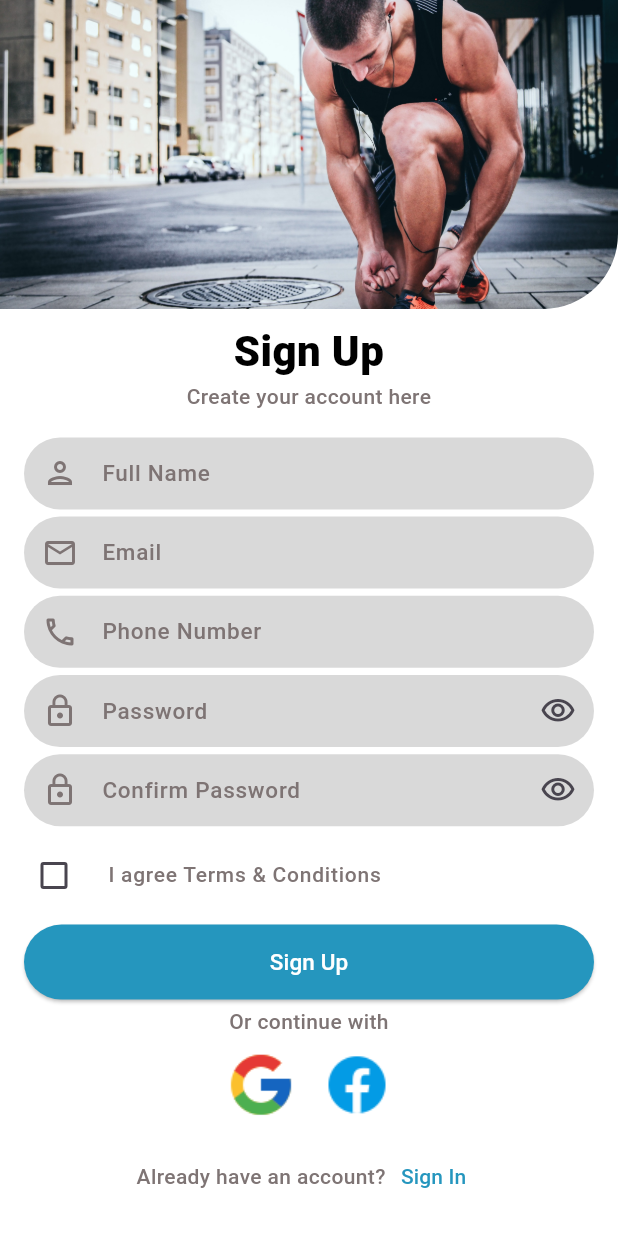
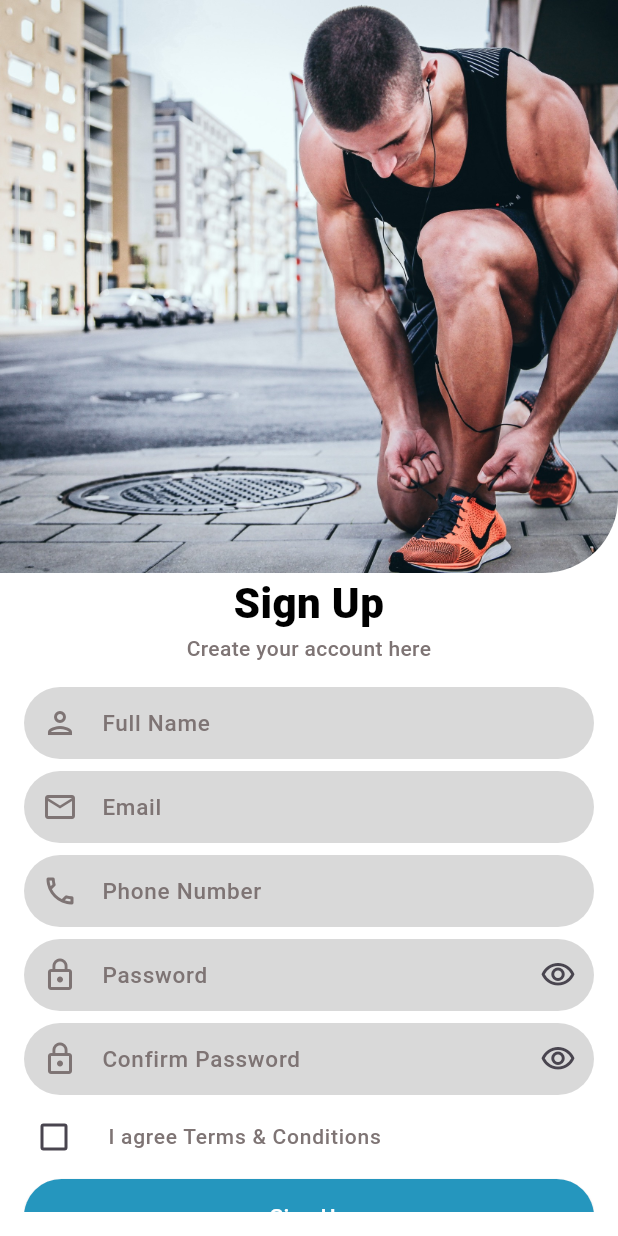
Before and after one commit to ADNAthukorala/smart_personal_coach, a Flutter app: the SignUpScreen screen opened directly, on a phone screen of 412 x 824 dp. Run offline on Flutter 3.47's test engine with Material 3 defaults, Android fonts, the phone set to English and light mode, and no system bars.

Commit message:
Changed sign up screen

```diff
--- a/lib/main.dart
+++ b/lib/main.dart
@@ -1,5 +1,6 @@
 import 'package:flutter/material.dart';
 import 'package:smart_personal_coach/components/constants.dart';
+import 'package:smart_personal_coach/screens/signup_screen.dart';
 import 'package:smart_personal_coach/screens/welcome_screen.dart';
 
 void main() {
@@ -16,7 +17,7 @@ class MyApp extends StatelessWidget {
         scaffoldBackgroundColor: kWhiteThemeColor,
         appBarTheme: const AppBarTheme(backgroundColor: kWhiteThemeColor),
       ),
-      home: const WelcomeScreen(),
+      home: const SignUpScreen(),
     );
   }
 }
--- a/lib/screens/signup_screen.dart
+++ b/lib/screens/signup_screen.dart
@@ -30,34 +30,39 @@ class _SignUpScreenState extends State<SignUpScreen> {
   @override
   Widget build(BuildContext context) {
     return Scaffold(
-      resizeToAvoidBottomInset: false,
+      /// Body of the screen
       body: Column(
         children: [
-          //Top image of sign up screen
-          const Flexible(
-            flex: 1,
+          /// Top image container
+          const Expanded(
             child: TopImage(imageUrl: 'images/signup_screen_image.jpg'),
           ),
-          //Bottom components of sign up screen
-          Flexible(
-            flex: 3,
-            //Adding padding to the bottom area
-            child: Padding(
-              padding: const EdgeInsets.fromLTRB(
-                  kPadding16, kPadding8, kPadding16, kPadding16),
-              child: Column(
-                mainAxisAlignment: MainAxisAlignment.spaceBetween,
-                children: [
-                  // Title and description
-                  const TitleAndDescriptionHolder(
+
+          /// The Title and the description holder
+          const SizedBox(
+            child: TitleAndDescriptionHolder(
               title: 'Sign Up',
               description: 'Create your account here',
             ),
-                  // Adding space between the title and the full name text field
-                  const SizedBox(height: 8.0),
-                  //Adding a text field to get the full name
-                  TextFormField(
-                    decoration: kSignInSignUpTextFormFieldDecorations.copyWith(
+          ),
+
+          /// Bottom components holder
+          Expanded(
+            child: Padding(
+              padding: const EdgeInsets.only(
+                top: kPadding8,
+                left: kPadding16,
+                right: kPadding16,
+                bottom: kPadding16,
+              ),
+              child: ListView(
+                children: [
+                  /// Get the user's full name
+                  Padding(
+                    padding: const EdgeInsets.only(top: kPadding8),
+                    child: TextFormField(
+                      decoration:
+                          kSignInSignUpTextFormFieldDecorations.copyWith(
                         hintText: 'Full Name',
                         prefixIcon: const Icon(
                           Icons.person_outlined,
@@ -65,9 +70,14 @@ class _SignUpScreenState extends State<SignUpScreen> {
                         ),
                       ),
                     ),
-                  //Adding a text field to get the email
-                  TextFormField(
-                    decoration: kSignInSignUpTextFormFieldDecorations.copyWith(
+                  ),
+
+                  /// Get the user's email
+                  Padding(
+                    padding: const EdgeInsets.only(top: kPadding8),
+                    child: TextFormField(
+                      decoration:
+                          kSignInSignUpTextFormFieldDecorations.copyWith(
                         hintText: 'Email',
                         prefixIcon: const Icon(
                           Icons.email_outlined,
@@ -76,9 +86,14 @@ class _SignUpScreenState extends State<SignUpScreen> {
                       ),
                       keyboardType: TextInputType.emailAddress,
                     ),
-                  //Adding a text field to get the phone number
-                  TextFormField(
-                    decoration: kSignInSignUpTextFormFieldDecorations.copyWith(
+                  ),
+
+                  /// Get the user's phone number
+                  Padding(
+                    padding: const EdgeInsets.only(top: kPadding8),
+                    child: TextFormField(
+                      decoration:
+                          kSignInSignUpTextFormFieldDecorations.copyWith(
                         hintText: 'Phone Number',
                         prefixIcon: const Icon(
                           Icons.phone_outlined,
@@ -87,9 +102,14 @@ class _SignUpScreenState extends State<SignUpScreen> {
                       ),
                       keyboardType: TextInputType.number,
                     ),
-                  //Adding a text field to get the password
-                  TextFormField(
-                    decoration: kSignInSignUpTextFormFieldDecorations.copyWith(
+                  ),
+
+                  /// Get the user's password
+                  Padding(
+                    padding: const EdgeInsets.only(top: kPadding8),
+                    child: TextFormField(
+                      decoration:
+                          kSignInSignUpTextFormFieldDecorations.copyWith(
                         hintText: 'Password',
                         prefixIcon: const Icon(
                           Icons.lock_outline,
@@ -110,9 +130,14 @@ class _SignUpScreenState extends State<SignUpScreen> {
                       enableSuggestions: false,
                       autofocus: false,
                     ),
-                  //Adding a text field to get the confirm password
-                  TextFormField(
-                    decoration: kSignInSignUpTextFormFieldDecorations.copyWith(
+                  ),
+
+                  /// Confirm the password
+                  Padding(
+                    padding: const EdgeInsets.only(top: kPadding8),
+                    child: TextFormField(
+                      decoration:
+                          kSignInSignUpTextFormFieldDecorations.copyWith(
                         hintText: 'Confirm Password',
                         prefixIcon: const Icon(
                           Icons.lock_outline,
@@ -133,7 +158,9 @@ class _SignUpScreenState extends State<SignUpScreen> {
                       enableSuggestions: false,
                       autofocus: false,
                     ),
-                  //Adding a check box for terms and conditions
+                  ),
+
+                  /// Check whether agree with the terms and conditions
                   CheckboxListTile(
                     title: const Text(
                       'I agree Terms & Conditions',
@@ -150,17 +177,20 @@ class _SignUpScreenState extends State<SignUpScreen> {
                     checkColor: kWhiteThemeColor,
                     contentPadding: const EdgeInsets.all(0),
                   ),
-                  //Sign up button
+
+                  /// Sign up button
                   SignInSignUpButton(
                     onPressed: () {},
                     buttonText: 'Sign Up',
                   ),
-                  //Social media icon buttons with text
+
+                  /// Social media buttons container
                   SocialMediaButtonsContainer(
                     onPressedFacebook: () {},
                     onPressedGoogle: () {},
                   ),
-                  //Bottom text and button of bottom area
+
+                  /// Sign in text button container
                   Row(
                     mainAxisAlignment: MainAxisAlignment.center,
                     children: [
@@ -168,7 +198,8 @@ class _SignUpScreenState extends State<SignUpScreen> {
                         "Already have an account?",
                         style: kSmallGreyColorDescriptionTextStyle,
                       ),
-                      //Sign In text button
+
+                      /// Sign In text button
                       TextButton(
                         onPressed: () {
                           Navigator.pop(context);
```
Lines whose indentation alone changed are shown as unchanged.
